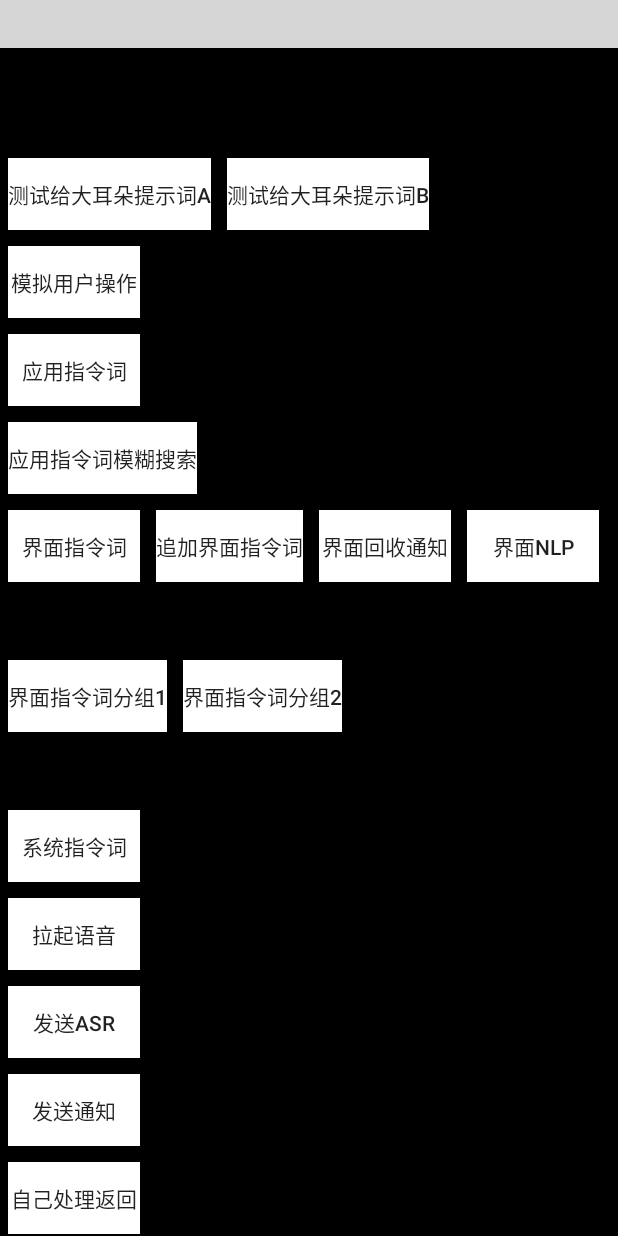
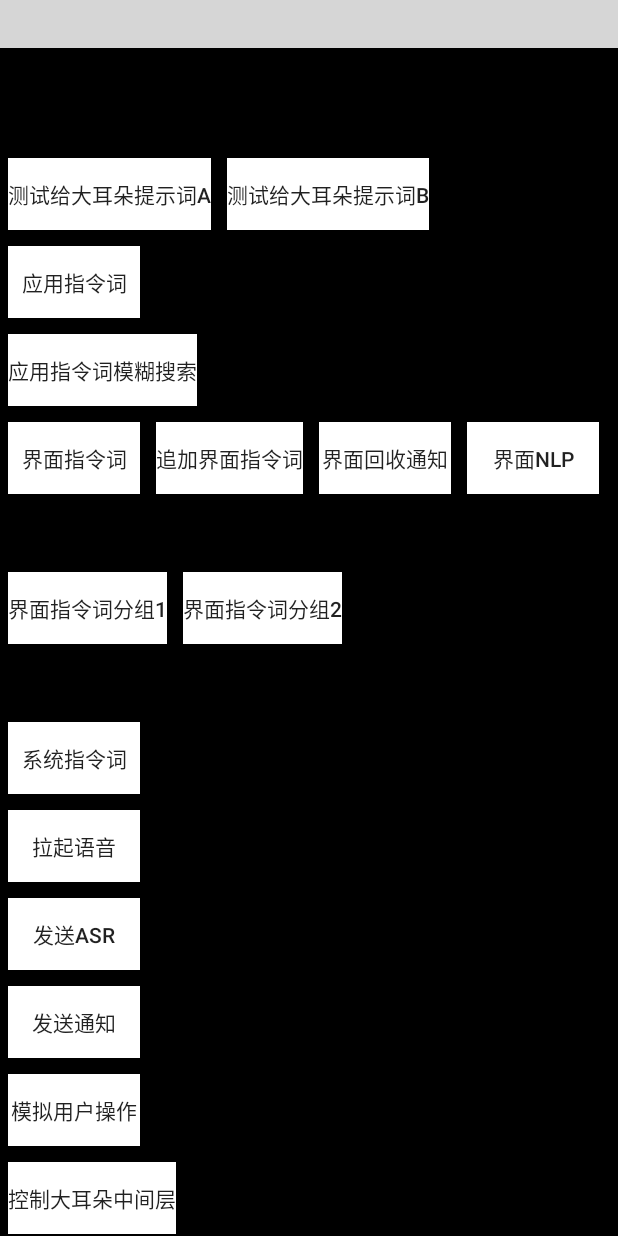
Before and after one commit to RiverrunNetwork/voicelink, an Android app: the screen it shows after launch (DemoView), on a phone screen of 412 x 824 dp. Run offline under Robolectric (Android 15) with nearby library versions, the phone set to English and light mode, and no system bars; plain views replace AIFuncView; grey boxes are pictures that could not be loaded.

Commit message:
支持IOt

```diff
--- a/TellA/app/src/main/java/com/bftv/tell/a/TestService.kt
+++ b/TellA/app/src/main/java/com/bftv/tell/a/TestService.kt
@@ -33,6 +33,7 @@ class TestService : Service() {
     }
 
     var stub: IUserStatusNotice.Stub = object : IUserStatusNotice.Stub() {
+
         override fun onControl(p0: String?) {
         }
 
--- a/TellA/app/src/main/res/layout/demo_layout.xml
+++ b/TellA/app/src/main/res/layout/demo_layout.xml
@@ -41,13 +41,6 @@
 
             </LinearLayout>
 
-            <Button
-                android:id="@+id/btn_voice_start"
-                android:layout_width="wrap_content"
-                android:layout_height="wrap_content"
-                android:layout_margin="5dp"
-                android:background="@drawable/bg_selector_red"
-                android:text="模拟用户操作" />
 
 
             <Button
@@ -158,6 +151,23 @@
                 android:layout_margin="5dp"
                 android:background="@drawable/bg_selector_red"
                 android:text="发送通知" />
+
+            <Button
+                android:id="@+id/btn_voice_start"
+                android:layout_width="wrap_content"
+                android:layout_height="wrap_content"
+                android:layout_margin="5dp"
+                android:background="@drawable/bg_selector_red"
+                android:text="模拟用户操作" />
+
+
+            <Button
+                android:id="@+id/btn_middle"
+                android:layout_width="wrap_content"
+                android:layout_height="wrap_content"
+                android:layout_margin="5dp"
+                android:background="@drawable/bg_selector_red"
+                android:text="控制大耳朵中间层" />
 
             <Button
                 android:id="@+id/btn_back"
@@ -349,6 +359,14 @@
                 android:text="不使用语音SDK" />
 
 
+            <Button
+                android:id="@+id/btn_iot"
+                android:layout_width="wrap_content"
+                android:layout_height="wrap_content"
+                android:layout_margin="5dp"
+                android:background="@drawable/bg_selector_red"
+                android:text="发送IOT消息" />
+
         </LinearLayout>
 
 
```
Also changed, not shown: TellA/app/build.gradle (+4 -4 lines), TellA/app/src/main/java/com/bftv/tell/a/DemoView.kt (+11 -5 lines), TellA/app/libs/constantplugin-180522.jar (renamed from TellA/app/libs/constantplugin-180427.jar), TellA/app/libs/thirdtell-180518.jar (deleted), TellA/app/libs/thirdtell-180613.jar (added), TellA/app/libs/voicethirdparty-180516.jar (deleted), TellA/app/libs/voicethirdparty-180522.jar (added).
